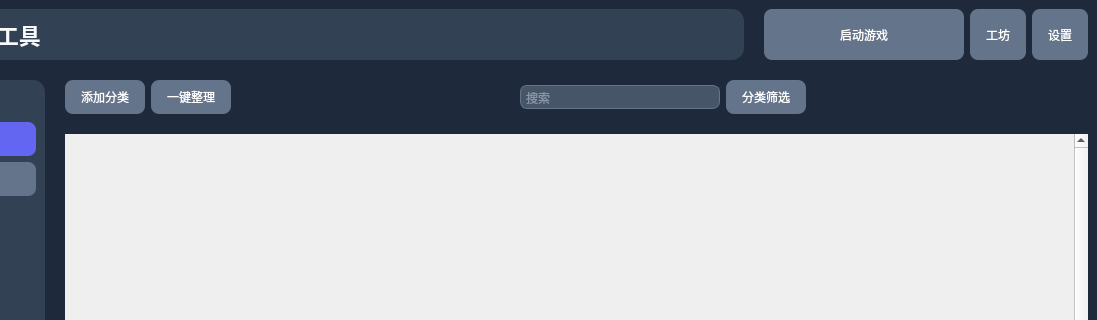
xiaoan-1/l4d2-mod-manager, file mainwindow.ui: the form before one commit; both pictures show x 164 to 1261 and y 0 to 320 of the 1261 by 882 pixel window.
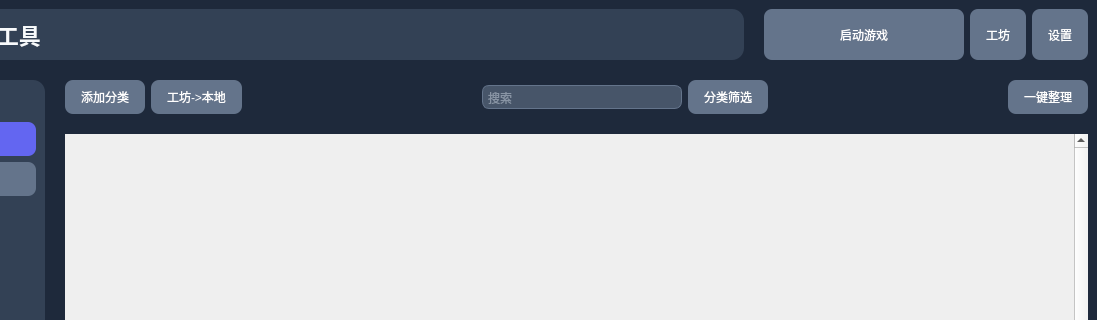
The form after the commit. Custom widgets are drawn as their Qt base class.

Commit message: 功能逻辑划分

Diff of the .ui file:
```diff
--- a/mainwindow.ui
+++ b/mainwindow.ui
@@ -626,9 +626,9 @@
         </widget>
        </item>
        <item>
-        <widget class="QPushButton" name="pushButton_autoOrganize">
+        <widget class="QPushButton" name="pushButton_moveLocal">
          <property name="text">
-          <string>一键整理</string>
+          <string>工坊-&gt;本地</string>
          </property>
         </widget>
        </item>
@@ -681,6 +681,13 @@
          </property>
         </spacer>
        </item>
+       <item>
+        <widget class="QPushButton" name="pushButton_autoOrganize">
+         <property name="text">
+          <string>一键整理</string>
+         </property>
+        </widget>
+       </item>
       </layout>
      </widget>
     </item>
```
The commit also changes 2 other files.
